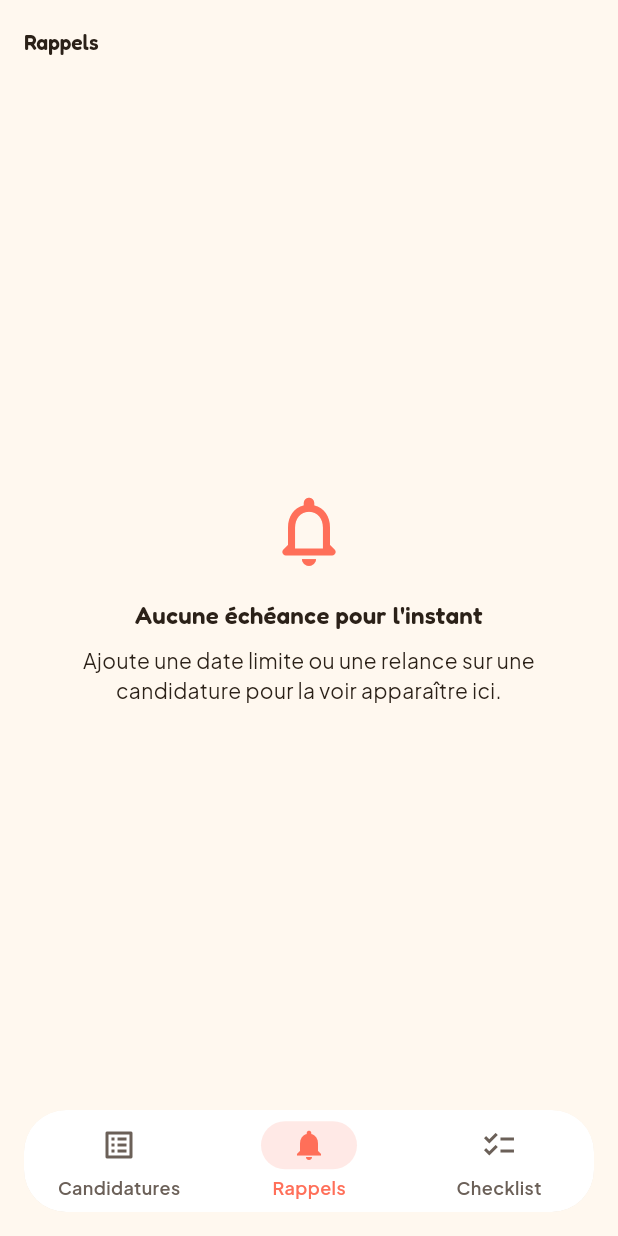
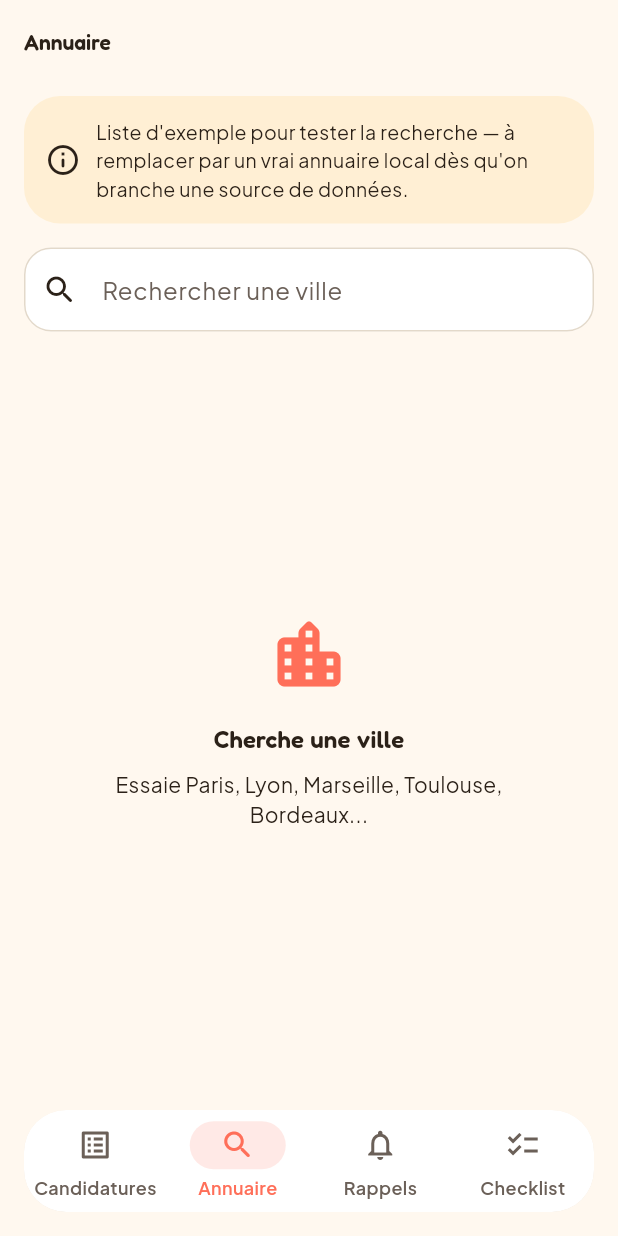
Before and after one commit to johansimonneau/Nidly, a Flutter app: the HomeShell screen opened directly, item 2 of the bottom bar chosen, on a phone screen of 412 x 824 dp. Run offline on Flutter 3.47's test engine with Material 3 defaults, Android fonts, the phone set to English and light mode, and no system bars; our stand-ins replace hive_flutter; accounts and stored records are empty.

Commit message:
v1.1: annuaire crèches avec recherche par ville
- Nouvel onglet Annuaire, recherche par ville sur une liste d'exemple
  (Paris, Lyon, Marseille, Toulouse, Bordeaux, Lille, Nantes, Nice,
  Strasbourg, Rennes) — clairement identifiée comme donnée de test tant
  qu'aucune source ouverte fiable n'est branchée
- Ajout direct d'un résultat vers le formulaire de candidature (pré-rempli)

Co-Authored-By: Claude Sonnet 5 <noreply@anthropic.com>
Claude-Session: https://claude.ai/code/session_019JhRV33jZE2pcn3quqXuSo

```diff
--- /dev/null
+++ b/lib/data/creche_seed_data.dart
@@ -0,0 +1,115 @@
+import '../models/candidature.dart';
+import '../models/creche_listing.dart';
+
+/// Example directory entries for a handful of major French cities, used to
+/// validate the search-by-city UX before a real open-data source (e.g.
+/// data.gouv.fr) is wired in. Deliberately generic — quartier-level, no
+/// fabricated address or phone number presented as fact.
+class CrecheSeedData {
+  CrecheSeedData._();
+
+  static const List<CrecheListing> listings = [
+    CrecheListing(
+      nom: 'Crèche municipale — 11e arrondissement',
+      type: ModeGardeType.crecheMunicipale,
+      ville: 'Paris',
+      quartier: '11e arrondissement',
+    ),
+    CrecheListing(
+      nom: 'Micro-crèche associative — Belleville',
+      type: ModeGardeType.microCreche,
+      ville: 'Paris',
+      quartier: 'Belleville',
+    ),
+    CrecheListing(
+      nom: 'Crèche collective privée — Batignolles',
+      type: ModeGardeType.crechePrivee,
+      ville: 'Paris',
+      quartier: 'Batignolles',
+    ),
+    CrecheListing(
+      nom: 'Crèche municipale — Croix-Rousse',
+      type: ModeGardeType.crecheMunicipale,
+      ville: 'Lyon',
+      quartier: 'Croix-Rousse',
+    ),
+    CrecheListing(
+      nom: 'Micro-crèche associative — Guillotière',
+      type: ModeGardeType.microCreche,
+      ville: 'Lyon',
+      quartier: 'Guillotière',
+    ),
+    CrecheListing(
+      nom: 'Crèche municipale — Vieux-Port',
+      type: ModeGardeType.crecheMunicipale,
+      ville: 'Marseille',
+      quartier: 'Vieux-Port',
+    ),
+    CrecheListing(
+      nom: 'Crèche associative — Castellane',
+      type: ModeGardeType.crecheAssociative,
+      ville: 'Marseille',
+      quartier: 'Castellane',
+    ),
+    CrecheListing(
+      nom: 'Crèche municipale — Capitole',
+      type: ModeGardeType.crecheMunicipale,
+      ville: 'Toulouse',
+      quartier: 'Capitole',
+    ),
+    CrecheListing(
+      nom: 'Micro-crèche privée — Saint-Cyprien',
+      type: ModeGardeType.microCreche,
+      ville: 'Toulouse',
+      quartier: 'Saint-Cyprien',
+    ),
+    CrecheListing(
+      nom: 'Crèche municipale — Chartrons',
+      type: ModeGardeType.crecheMunicipale,
+      ville: 'Bordeaux',
+      quartier: 'Chartrons',
+    ),
+    CrecheListing(
+      nom: 'Crèche associative — Saint-Michel',
+      type: ModeGardeType.crecheAssociative,
+      ville: 'Bordeaux',
+      quartier: 'Saint-Michel',
+    ),
+    CrecheListing(
+      nom: 'Crèche municipale — Vieux-Lille',
+      type: ModeGardeType.crecheMunicipale,
+      ville: 'Lille',
+      quartier: 'Vieux-Lille',
+    ),
+    CrecheListing(
+      nom: 'Crèche municipale — Île de Nantes',
+      type: ModeGardeType.crecheMunicipale,
+      ville: 'Nantes',
+      quartier: 'Île de Nantes',
+    ),
+    CrecheListing(
+      nom: 'Micro-crèche privée — Hauts-Pavés',
+      type: ModeGardeType.microCreche,
+      ville: 'Nantes',
+      quartier: 'Hauts-Pavés',
+    ),
+    CrecheListing(
+      nom: 'Crèche municipale — Vieux-Nice',
+      type: ModeGardeType.crecheMunicipale,
+      ville: 'Nice',
+      quartier: 'Vieux-Nice',
+    ),
+    CrecheListing(
+      nom: 'Crèche municipale — Neudorf',
+      type: ModeGardeType.crecheMunicipale,
+      ville: 'Strasbourg',
+      quartier: 'Neudorf',
+    ),
+    CrecheListing(
+      nom: 'Crèche associative — Cité Judaïque',
+      type: ModeGardeType.crecheAssociative,
+      ville: 'Rennes',
+      quartier: 'Cité Judaïque',
+    ),
+  ];
+}
--- /dev/null
+++ b/lib/models/creche_listing.dart
@@ -0,0 +1,20 @@
+import 'candidature.dart';
+
+/// A directory entry a parent can browse and turn into a candidature.
+///
+/// The seed data shipped in [CrecheSeedData] is deliberately generic
+/// (city/quartier-level, no invented street address or phone number) —
+/// it's example data to validate the search UX, not a verified listing.
+class CrecheListing {
+  const CrecheListing({
+    required this.nom,
+    required this.type,
+    required this.ville,
+    required this.quartier,
+  });
+
+  final String nom;
+  final ModeGardeType type;
+  final String ville;
+  final String quartier;
+}
--- /dev/null
+++ b/lib/screens/annuaire_screen.dart
@@ -0,0 +1,161 @@
+import 'package:flutter/material.dart';
+
+import '../data/creche_seed_data.dart';
+import '../models/creche_listing.dart';
+import '../theme/app_colors.dart';
+import 'candidature_form_screen.dart';
+
+class AnnuaireScreen extends StatefulWidget {
+  const AnnuaireScreen({super.key});
+
+  @override
+  State<AnnuaireScreen> createState() => _AnnuaireScreenState();
+}
+
+class _AnnuaireScreenState extends State<AnnuaireScreen> {
+  final _searchController = TextEditingController();
+  String _query = '';
+
+  @override
+  void dispose() {
+    _searchController.dispose();
+    super.dispose();
+  }
+
+  List<CrecheListing> get _results {
+    if (_query.trim().isEmpty) return const [];
+    final q = _query.trim().toLowerCase();
+    return CrecheSeedData.listings
+        .where((l) => l.ville.toLowerCase().contains(q))
+        .toList();
+  }
+
+  Future<void> _addFromListing(CrecheListing listing) async {
+    await Navigator.of(context).push<bool>(
+      MaterialPageRoute(
+        builder: (_) => CandidatureFormScreen(
+          prefillNom: listing.nom,
+          prefillType: listing.type,
+          prefillAdresse: '${listing.quartier}, ${listing.ville}',
+        ),
+      ),
+    );
+  }
+
+  @override
+  Widget build(BuildContext context) {
+    return Scaffold(
+      appBar: AppBar(title: const Text('Annuaire')),
+      body: Padding(
+        padding: const EdgeInsets.fromLTRB(16, 8, 16, 16),
+        child: Column(
+          crossAxisAlignment: CrossAxisAlignment.start,
+          children: [
+            Card(
+              color: AppColors.sunshine.withValues(alpha: 0.18),
+              child: const Padding(
+                padding: EdgeInsets.all(14),
+                child: Row(
+                  children: [
+                    Icon(Icons.info_outline_rounded, color: AppColors.ink),
+                    SizedBox(width: 10),
+                    Expanded(
+                      child: Text(
+                        'Liste d\'exemple pour tester la recherche — à remplacer par un vrai annuaire local dès qu\'on branche une source de données.',
+                        style: TextStyle(fontSize: 13, color: AppColors.ink),
+                      ),
+                    ),
+                  ],
+                ),
+              ),
+            ),
+            const SizedBox(height: 16),
+            TextField(
+              controller: _searchController,
+              decoration: const InputDecoration(
+                labelText: 'Rechercher une ville',
+                prefixIcon: Icon(Icons.search_rounded),
+              ),
+              onChanged: (value) => setState(() => _query = value),
+            ),
+            const SizedBox(height: 16),
+            Expanded(child: _buildResults()),
+          ],
+        ),
+      ),
+    );
+  }
+
+  Widget _buildResults() {
+    if (_query.trim().isEmpty) {
+      return _EmptyHint(
+        icon: Icons.location_city_rounded,
+        title: 'Cherche une ville',
+        subtitle: 'Essaie Paris, Lyon, Marseille, Toulouse, Bordeaux...',
+      );
+    }
+    if (_results.isEmpty) {
+      return const _EmptyHint(
+        icon: Icons.search_off_rounded,
+        title: 'Aucun résultat',
+        subtitle: 'Pas d\'exemple pour cette ville pour l\'instant.',
+      );
+    }
+    return ListView.separated(
+      itemCount: _results.length,
+      separatorBuilder: (_, _) => const SizedBox(height: 8),
+      itemBuilder: (context, index) {
+        final listing = _results[index];
+        return Card(
+          child: ListTile(
+            contentPadding:
+                const EdgeInsets.symmetric(horizontal: 16, vertical: 8),
+            title: Text(listing.nom,
+                style: const TextStyle(fontWeight: FontWeight.w600)),
+            subtitle: Padding(
+              padding: const EdgeInsets.only(top: 4),
+              child: Text('${listing.type.label} · ${listing.quartier}'),
+            ),
+            trailing: IconButton(
+              icon: const Icon(Icons.add_circle, color: AppColors.coral),
+              onPressed: () => _addFromListing(listing),
+              tooltip: 'Ajouter à mes candidatures',
+            ),
+          ),
+        );
+      },
+    );
+  }
+}
+
+class _EmptyHint extends StatelessWidget {
+  const _EmptyHint(
+      {required this.icon, required this.title, required this.subtitle});
+
+  final IconData icon;
+  final String title;
+  final String subtitle;
+
+  @override
+  Widget build(BuildContext context) {
+    return Center(
+      child: Padding(
+        padding: const EdgeInsets.all(32),
+        child: Column(
+          mainAxisSize: MainAxisSize.min,
+          children: [
+            Icon(icon, size: 56, color: Theme.of(context).colorScheme.primary),
+            const SizedBox(height: 16),
+            Text(title,
+                style: Theme.of(context).textTheme.titleMedium,
+                textAlign: TextAlign.center),
+            const SizedBox(height: 8),
+            Text(subtitle,
+                style: Theme.of(context).textTheme.bodyMedium,
+                textAlign: TextAlign.center),
+          ],
+        ),
+      ),
+    );
+  }
+}
--- a/lib/screens/candidature_form_screen.dart
+++ b/lib/screens/candidature_form_screen.dart
@@ -4,12 +4,22 @@ import '../models/candidature.dart';
 import '../models/candidature_status.dart';
 import '../services/storage_service.dart';
 
-/// Add/edit form. Pass an existing [candidature] to edit it in place,
-/// or omit it to create a new one.
+/// Add/edit form. Pass an existing [candidature] to edit it in place, or
+/// omit it to create a new one — optionally pre-filled (e.g. from the
+/// directory) via [prefillNom], [prefillType] and [prefillAdresse].
 class CandidatureFormScreen extends StatefulWidget {
-  const CandidatureFormScreen({super.key, this.candidature});
+  const CandidatureFormScreen({
+    super.key,
+    this.candidature,
+    this.prefillNom,
+    this.prefillType,
+    this.prefillAdresse,
+  });
 
   final Candidature? candidature;
+  final String? prefillNom;
+  final ModeGardeType? prefillType;
+  final String? prefillAdresse;
 
   @override
   State<CandidatureFormScreen> createState() => _CandidatureFormScreenState();
@@ -33,11 +43,13 @@ class _CandidatureFormScreenState extends State<CandidatureFormScreen> {
   void initState() {
     super.initState();
     final c = widget.candidature;
-    _nomController = TextEditingController(text: c?.nom ?? '');
+    _nomController =
+        TextEditingController(text: c?.nom ?? widget.prefillNom ?? '');
     _contactController = TextEditingController(text: c?.contact ?? '');
-    _adresseController = TextEditingController(text: c?.adresse ?? '');
+    _adresseController = TextEditingController(
+        text: c?.adresse ?? widget.prefillAdresse ?? '');
     _notesController = TextEditingController(text: c?.notes ?? '');
-    _type = c?.type ?? ModeGardeType.crecheMunicipale;
+    _type = c?.type ?? widget.prefillType ?? ModeGardeType.crecheMunicipale;
     _status = c?.status ?? CandidatureStatus.aContacter;
     _dateLimiteDossier = c?.dateLimiteDossier;
     _dateRentreeSouhaitee = c?.dateRentreeSouhaitee;
--- a/lib/screens/home_shell.dart
+++ b/lib/screens/home_shell.dart
@@ -1,6 +1,7 @@
 import 'package:flutter/material.dart';
 
 import '../theme/app_colors.dart';
+import 'annuaire_screen.dart';
 import 'checklist_screen.dart';
 import 'dashboard_screen.dart';
 import 'reminders_screen.dart';
@@ -21,8 +22,10 @@ class _HomeShellState extends State<HomeShell> {
   Widget _buildBody() {
     switch (_index) {
       case 1:
+        return const AnnuaireScreen();
+      case 2:
         return const RemindersScreen();
-      case 2:
+      case 3:
         return const ChecklistScreen();
       case 0:
       default:
@@ -64,6 +67,11 @@ class _HomeShellState extends State<HomeShell> {
                   label: 'Candidatures',
                 ),
                 NavigationDestination(
+                  icon: Icon(Icons.search_rounded),
+                  selectedIcon: Icon(Icons.search_rounded),
+                  label: 'Annuaire',
+                ),
+                NavigationDestination(
                   icon: Icon(Icons.notifications_outlined),
                   selectedIcon: Icon(Icons.notifications),
                   label: 'Rappels',
```
